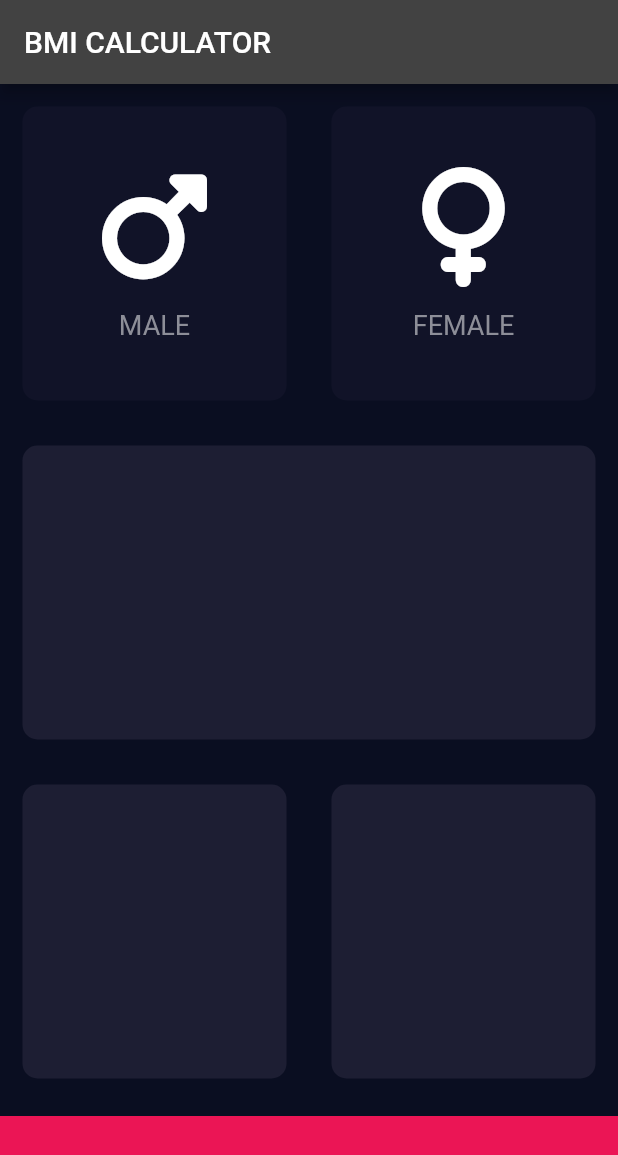
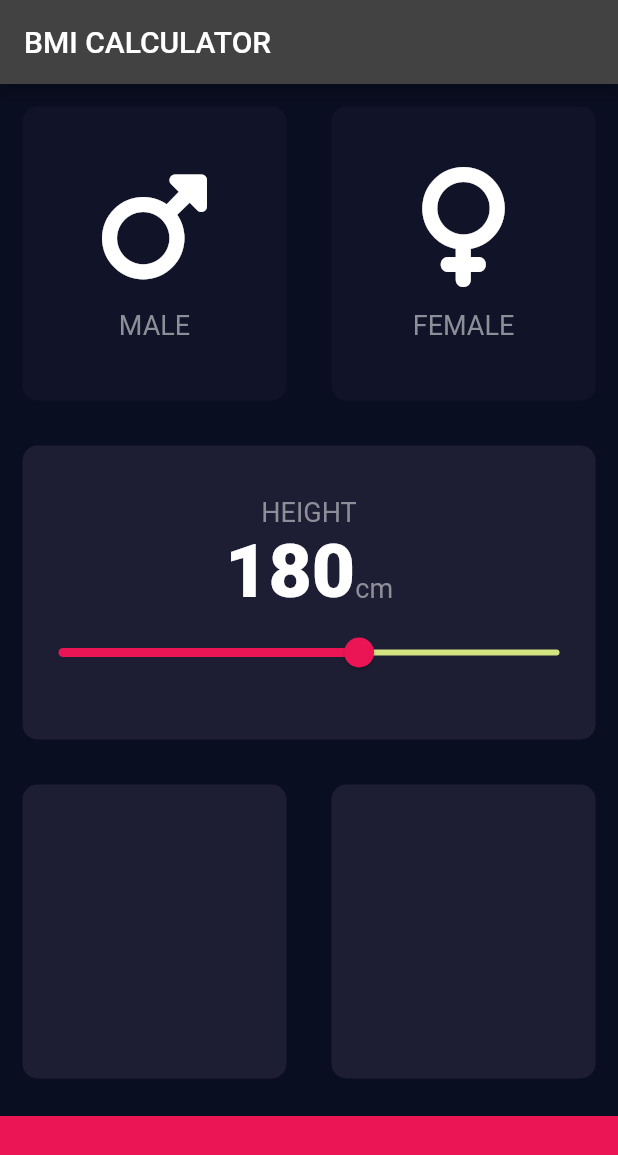
Before and after one commit to ssk-karna/bmi-calculator, a Flutter app: the screen it shows after launch, on a phone screen of 412 x 824 dp. Shown: the top 1155 px of the screen. Run offline on Flutter 3.47's test engine with Material 2 defaults, Android fonts, the phone set to English and light mode, and no system bars; our stand-ins replace font_awesome_flutter.

Commit message:
Added Slider for Height

```diff
--- /dev/null
+++ b/lib/constants.dart
@@ -0,0 +1,16 @@
+import 'package:flutter/material.dart';
+
+const kActiveCardColor = Color(0xFF1D1E33);
+const kInactiveCardColor = Color(0xFF111328);
+const kBottomContainerColour = Color(0xFFEB1555);
+const kBottomContainerHeight = 80.0;
+
+const kLabelTextStyle = TextStyle(
+    color: Color(0xFF8D8E98),
+    fontSize: 18.0
+);
+
+const kNumberTextStyle = TextStyle(
+  fontSize: 50.0,
+  fontWeight: FontWeight.w900
+);
--- a/lib/icon_content.dart
+++ b/lib/icon_content.dart
@@ -1,9 +1,6 @@
 import 'package:flutter/material.dart';
+import 'constants.dart';
 
-const labelTextStyle = TextStyle(
-    color: Color(0xFF8D8E98),
-    fontSize: 18.0
-);
 
 class IconContent extends StatelessWidget {
 
@@ -19,7 +16,7 @@ class IconContent extends StatelessWidget {
       children: <Widget>[
         Icon(icon, size: 80.0),
         SizedBox(height: 15.0,),
-        Text( label ,style: labelTextStyle)
+        Text( label ,style: kLabelTextStyle)
       ],
     );
   }
--- a/lib/input_page.dart
+++ b/lib/input_page.dart
@@ -1,12 +1,9 @@
+import 'package:flutter/cupertino.dart';
 import 'package:flutter/material.dart';
 import 'package:font_awesome_flutter/font_awesome_flutter.dart';
 import 'reusable_card.dart';
 import 'icon_content.dart';
-
-const activeCardColor = Color(0xFF1D1E33);
-const inactiveCardColor = Color(0xFF111328);
-const bottomContainerColour = Color(0xFFEB1555);
-const bottomContainerHeight = 80.0;
+import 'constants.dart';
 
 enum Gender { male, female }
 
@@ -17,6 +14,7 @@ class InputPage extends StatefulWidget {
 
 class _InputPageState extends State<InputPage> {
   Gender? selectedGender;
+  int height = 180;
 
   @override
   Widget build(BuildContext context) {
@@ -25,6 +23,7 @@ class _InputPageState extends State<InputPage> {
         title: Text('BMI CALCULATOR'),
       ),
       body: Column(
+        crossAxisAlignment: CrossAxisAlignment.stretch,
         children: <Widget>[
           Expanded(
             child: Row(
@@ -32,8 +31,8 @@ class _InputPageState extends State<InputPage> {
                 Expanded(
                   child: ReusableCard(
                     colour: selectedGender == Gender.male
-                        ? activeCardColor
-                        : inactiveCardColor,
+                        ? kActiveCardColor
+                        : kInactiveCardColor,
                     cardChild: IconContent(FontAwesomeIcons.mars, 'MALE'),
                     onPress: () {
                       setState(() {
@@ -50,8 +49,8 @@ class _InputPageState extends State<InputPage> {
                           });
                         },
                         colour: selectedGender == Gender.female
-                            ? activeCardColor
-                            : inactiveCardColor,
+                            ? kActiveCardColor
+                            : kInactiveCardColor,
                         cardChild:
                             IconContent(FontAwesomeIcons.venus, 'FEMALE'))),
               ],
@@ -61,7 +60,39 @@ class _InputPageState extends State<InputPage> {
             child: Row(
               children: <Widget>[
                 Expanded(
-                  child: ReusableCard(colour: activeCardColor),
+                  child: ReusableCard(colour: kActiveCardColor,
+                      cardChild: Column(
+                        mainAxisAlignment: MainAxisAlignment.center,
+                        children: <Widget>[
+                          Text(
+                            'HEIGHT',
+                            style: kLabelTextStyle,
+                          ),
+                          Row(
+                            mainAxisAlignment: MainAxisAlignment.center,
+                            crossAxisAlignment: CrossAxisAlignment.baseline,
+                            textBaseline: TextBaseline.alphabetic,
+                            children: <Widget>[
+                              Text(height.toString(),
+                              style: kNumberTextStyle,),
+                              Text('cm',
+                                style: kLabelTextStyle,),
+
+                            ],
+                          ),
+                          Slider(value: height.toDouble(),
+                              min: 120,
+                              max: 220,
+                              activeColor: Color(0xFFEB1555),
+                              inactiveColor: Color(0xFF8D8E981) ,
+                              onChanged: (double newValue){
+                            setState(() {
+                              height = newValue.round();
+                            });
+                              })
+
+                        ],
+                      )),
                 ),
               ],
             ),
@@ -70,19 +101,20 @@ class _InputPageState extends State<InputPage> {
             child: Row(
               children: <Widget>[
                 Expanded(
-                  child: ReusableCard(colour: activeCardColor),
+                  child: ReusableCard(colour: kActiveCardColor),
+
                 ),
                 Expanded(
-                  child: ReusableCard(colour: activeCardColor),
+                  child: ReusableCard(colour: kActiveCardColor),
                 ),
               ],
             ),
           ),
           Container(
-            color: bottomContainerColour,
+            color: kBottomContainerColour,
             margin: EdgeInsets.only(top: 10),
             width: double.infinity,
-            height: bottomContainerHeight,
+            height: kBottomContainerHeight,
           )
         ],
       ),
```
